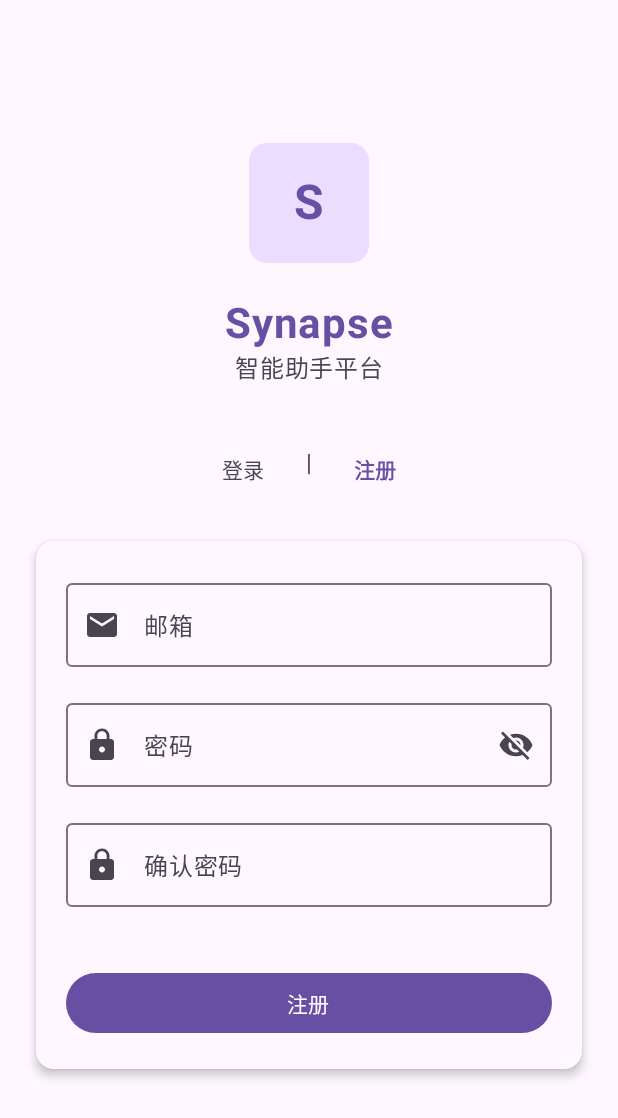
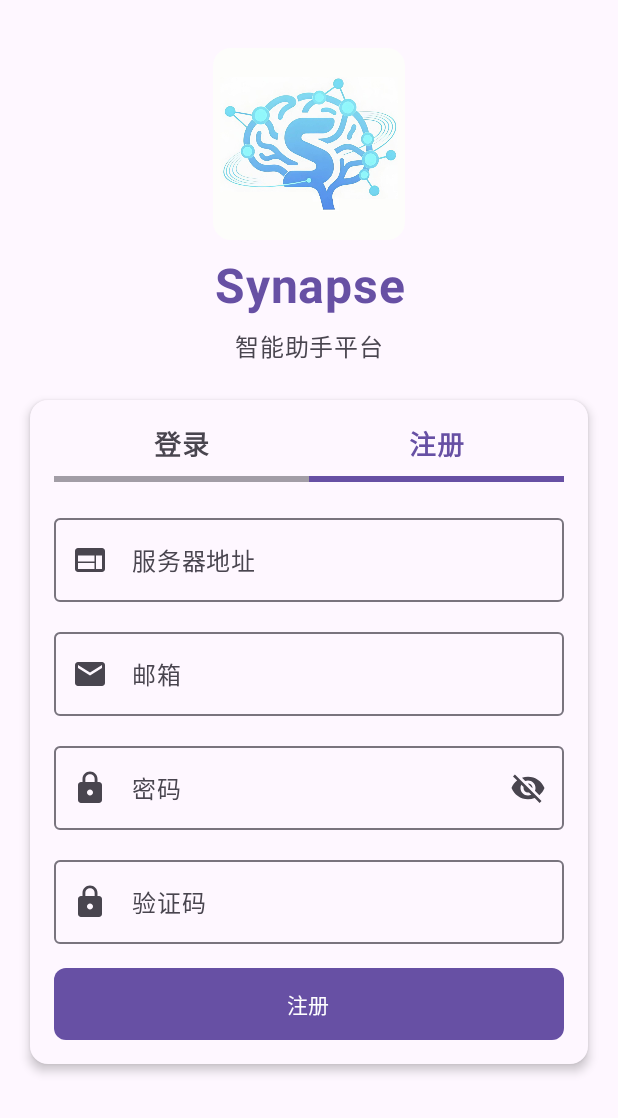
Before and after one commit to Owl23007/synapse-android, an Android app built with Jetpack Compose: the screen it shows after launch (MainActivity), after a tap on "注册", on a phone screen of 412 x 824 dp. Shown: the top 1118 px of the screen. Run offline under Robolectric (Android 15) with nearby library versions, the phone set to English and light mode, and no system bars; our stand-ins replace Dagger/Hilt's generated code.

Commit message:
feat(ui/auth): 优化认证界面UI，添加服务器地址输入和预览支持

```diff
--- a/app/build.gradle.kts
+++ b/app/build.gradle.kts
@@ -72,6 +72,8 @@ dependencies {
     implementation(libs.navigation.compose)
 
     implementation(libs.hilt.android)
+    implementation(libs.foundation)
+    implementation(libs.material3)
     ksp(libs.hilt.compiler)
 
     // Compose
--- a/app/src/main/kotlin/top/contins/synapse/ui/screens/AuthScreen.kt
+++ b/app/src/main/kotlin/top/contins/synapse/ui/screens/AuthScreen.kt
@@ -1,26 +1,36 @@
 package top.contins.synapse.ui.screens
 
 import androidx.compose.foundation.Image
+import androidx.compose.foundation.background
+import androidx.compose.foundation.clickable
 import androidx.compose.foundation.layout.*
+import androidx.compose.foundation.rememberScrollState
+import androidx.compose.foundation.shape.RoundedCornerShape
 import androidx.compose.foundation.text.KeyboardOptions
+import androidx.compose.foundation.verticalScroll
 import androidx.compose.material.icons.Icons
 import androidx.compose.material.icons.filled.Email
 import androidx.compose.material.icons.filled.Lock
 import androidx.compose.material.icons.filled.Visibility
 import androidx.compose.material.icons.filled.VisibilityOff
+import androidx.compose.material.icons.filled.Web
 import androidx.compose.material3.*
+import androidx.compose.material3.Text
 import androidx.compose.runtime.*
 import androidx.compose.ui.Alignment
 import androidx.compose.ui.Modifier
-import androidx.compose.ui.graphics.Color
+import androidx.compose.ui.draw.clip
 import androidx.compose.ui.res.painterResource
 import androidx.compose.ui.text.font.FontWeight
 import androidx.compose.ui.text.input.KeyboardType
 import androidx.compose.ui.text.input.PasswordVisualTransformation
 import androidx.compose.ui.text.input.VisualTransformation
 import androidx.compose.ui.text.style.TextAlign
+import androidx.compose.ui.tooling.preview.Preview
 import androidx.compose.ui.unit.dp
 import androidx.compose.ui.unit.sp
+
+import top.contins.synapse.R
 
 /**
  * 认证屏幕
@@ -28,250 +38,252 @@ import androidx.compose.ui.unit.sp
  */
 @OptIn(ExperimentalMaterial3Api::class)
 @Composable
+@Preview
 fun AuthScreen(
-    onLoginSuccess: () -> Unit
+    onLoginSuccess: () -> Unit = {}
 ) {
     var isLoginMode by remember { mutableStateOf(true) }
+    var serverIp by remember { mutableStateOf("") }
     var email by remember { mutableStateOf("") }
     var password by remember { mutableStateOf("") }
-    var confirmPassword by remember { mutableStateOf("") }
+    var captchaCode by remember { mutableStateOf("") }
     var passwordVisible by remember { mutableStateOf(false) }
     var isLoading by remember { mutableStateOf(false) }
     var errorMessage by remember { mutableStateOf("") }
 
+    // 使用 Scaffold + TopAppBar，使 header 固定
+    Scaffold(
+        topBar = {
+            CenterAlignedTopAppBar(
+                modifier = Modifier
+                    .fillMaxWidth()
+                    .padding(bottom = 0.dp, top = 32.dp)
+                    .height(128.dp),
+                title = {
+                    Column(horizontalAlignment = Alignment.CenterHorizontally) {
+                        // 小 logo
+                        // 替换原有 Card+Image 部分为：
+                        Image(
+                            painter = painterResource(id = R.drawable.logo),
+                            contentDescription = "App Logo",
+                            modifier = Modifier
+                                .size(128.dp)
+                                .clip(RoundedCornerShape(12.dp)) // 圆角
+                        )
+                    }
+                }
+            )
+        }
+    ) { innerPadding ->
+        // 内容区支持滚动，避免输入法遮挡
         Column(
             modifier = Modifier
                 .fillMaxSize()
-            .padding(24.dp),
-        horizontalAlignment = Alignment.CenterHorizontally,
-        verticalArrangement = Arrangement.Center
+                .padding(innerPadding)
+                .padding(start = 20.dp, end = 20.dp, top = 0.dp)
+                .verticalScroll(rememberScrollState()),
+            horizontalAlignment = Alignment.CenterHorizontally
         ) {
-        // Logo 区域
-        Card(
-            modifier = Modifier.size(80.dp),
-            colors = CardDefaults.cardColors(
-                containerColor = MaterialTheme.colorScheme.primaryContainer
-            )
-        ) {
-            Box(
-                modifier = Modifier.fillMaxSize(),
-                contentAlignment = Alignment.Center
-            ) {
+            Spacer(modifier = Modifier.height(12.dp))
             Text(
-                    text = "S",
+                text = "Synapse",
+                color = MaterialTheme.colorScheme.primary,
                 fontSize = 32.sp,
                 fontWeight = FontWeight.Bold,
-                    color = MaterialTheme.colorScheme.primary
-                )
-            }
-        }
-
-        Spacer(modifier = Modifier.height(24.dp))
-
-        // 标题
-        Text(
-            text = "Synapse",
-            fontSize = 28.sp,
-            fontWeight = FontWeight.Bold,
-            color = MaterialTheme.colorScheme.primary
+                textAlign = TextAlign.Center,
+                modifier = Modifier.padding(bottom = 8.dp)
             )
 
             Text(
                 text = "智能助手平台",
                 fontSize = 16.sp,
                 color = MaterialTheme.colorScheme.onSurfaceVariant,
-            modifier = Modifier.padding(bottom = 32.dp)
+                modifier = Modifier.padding(bottom = 8.dp)
             )
 
+
+            Spacer(modifier = Modifier.height(16.dp))
+
+            // 表单 Card，保持之前布局但允许 scroll
+            Card(
+                modifier = Modifier.fillMaxWidth(),
+                colors = CardDefaults.cardColors(containerColor = MaterialTheme.colorScheme.surface),
+                elevation = CardDefaults.cardElevation(defaultElevation = 4.dp)
+            ) {
                 // 模式切换
                 Row(
-            modifier = Modifier.fillMaxWidth(),
+                    modifier = Modifier
+                        .fillMaxWidth()
+                        .padding(horizontal = 16.dp)
+                        .padding(top = 8.dp),
                     horizontalArrangement = Arrangement.Center
                 ) {
-            TextButton(
-                onClick = { isLoginMode = true },
-                colors = ButtonDefaults.textButtonColors(
-                    contentColor = if (isLoginMode) MaterialTheme.colorScheme.primary
-                                  else MaterialTheme.colorScheme.onSurfaceVariant
-                )
-            ) {
+                    Box(modifier = Modifier.weight(1f)) {
                         Text(
                             text = "登录",
-                    fontWeight = if (isLoginMode) FontWeight.Bold else FontWeight.Normal
+                            fontSize = 18.sp,
+                            fontWeight = FontWeight.Bold,
+                            color = if (isLoginMode) MaterialTheme.colorScheme.primary else MaterialTheme.colorScheme.onSurfaceVariant,
+                            modifier = Modifier
+                                .padding(vertical = 8.dp)
+                                .clickable { isLoginMode = true }
+                                .fillMaxWidth()
+                                .wrapContentWidth(Alignment.CenterHorizontally)
                         )
                     }
 
-            Text(
-                text = " | ",
-                color = MaterialTheme.colorScheme.onSurfaceVariant,
-                modifier = Modifier.padding(horizontal = 8.dp, vertical = 8.dp)
-            )
-
-            TextButton(
-                onClick = { isLoginMode = false },
-                colors = ButtonDefaults.textButtonColors(
-                    contentColor = if (!isLoginMode) MaterialTheme.colorScheme.primary
-                                  else MaterialTheme.colorScheme.onSurfaceVariant
-                )
-            ) {
+                    Box(modifier = Modifier.weight(1f)) {
                         Text(
                             text = "注册",
-                    fontWeight = if (!isLoginMode) FontWeight.Bold else FontWeight.Normal
+                            fontSize = 18.sp,
+                            fontWeight = FontWeight.Bold,
+                            color = if (!isLoginMode) MaterialTheme.colorScheme.primary else MaterialTheme.colorScheme.onSurfaceVariant,
+                            modifier = Modifier
+                                .padding(vertical = 8.dp)
+                                .clickable { isLoginMode = false }
+                                .fillMaxWidth()
+                                .wrapContentWidth(Alignment.CenterHorizontally)
                         )
                     }
                 }
 
-        Spacer(modifier = Modifier.height(24.dp))
-
-        // 表单
-        Card(
-            modifier = Modifier.fillMaxWidth(),
-            colors = CardDefaults.cardColors(
-                containerColor = MaterialTheme.colorScheme.surface
-            ),
-            elevation = CardDefaults.cardElevation(defaultElevation = 4.dp)
+                // 滑块指示器
+                Box(
+                    modifier = Modifier
+                        .fillMaxWidth()
+                        .padding(horizontal = 16.dp)
+                        .height(4.dp)
                 ) {
-            Column(
-                modifier = Modifier.padding(20.dp),
-                verticalArrangement = Arrangement.spacedBy(16.dp)
-            ) {
-                // 邮箱输入
-                OutlinedTextField(
-                    value = email,
-                    onValueChange = {
-                        email = it
-                        errorMessage = ""
-                    },
-                    label = { Text("邮箱") },
-                    leadingIcon = {
-                        Icon(Icons.Default.Email, contentDescription = "邮箱")
-                    },
-                    keyboardOptions = KeyboardOptions(keyboardType = KeyboardType.Email),
-                    modifier = Modifier.fillMaxWidth(),
-                    singleLine = true
+                    Box(
+                        modifier = Modifier
+                            .fillMaxWidth()
+                            .height(4.dp)
+                            .background(MaterialTheme.colorScheme.onSurfaceVariant.copy(alpha = 0.5f))
                     )
 
-                // 密码输入
-                OutlinedTextField(
-                    value = password,
-                    onValueChange = {
-                        password = it
-                        errorMessage = ""
-                    },
-                    label = { Text("密码") },
-                    leadingIcon = {
-                        Icon(Icons.Default.Lock, contentDescription = "密码")
-                    },
-                    trailingIcon = {
-                        IconButton(onClick = { passwordVisible = !passwordVisible }) {
-                            Icon(
-                                imageVector = if (passwordVisible) Icons.Default.Visibility
-                                             else Icons.Default.VisibilityOff,
-                                contentDescription = if (passwordVisible) "隐藏密码" else "显示密码"
-                            )
-                        }
-                    },
-                    visualTransformation = if (passwordVisible) VisualTransformation.None
-                                         else PasswordVisualTransformation(),
-                    keyboardOptions = KeyboardOptions(keyboardType = KeyboardType.Password),
-                    modifier = Modifier.fillMaxWidth(),
-                    singleLine = true
-                )
-
-                // 确认密码（仅注册模式）
-                if (!isLoginMode) {
-                    OutlinedTextField(
-                        value = confirmPassword,
-                        onValueChange = {
-                            confirmPassword = it
-                            errorMessage = ""
-                        },
-                        label = { Text("确认密码") },
-                        leadingIcon = {
-                            Icon(Icons.Default.Lock, contentDescription = "确认密码")
-                        },
-                        visualTransformation = PasswordVisualTransformation(),
-                        keyboardOptions = KeyboardOptions(keyboardType = KeyboardType.Password),
-                        modifier = Modifier.fillMaxWidth(),
-                        singleLine = true
+                    Box(
+                        modifier = Modifier
+                            .fillMaxWidth(0.5f)
+                            .height(4.dp)
+                            .background(MaterialTheme.colorScheme.primary)
+                            .align(if (isLoginMode) Alignment.CenterStart else Alignment.CenterEnd)
                     )
                 }
 
-                // 错误消息
-                if (errorMessage.isNotEmpty()) {
-                    Text(
-                        text = errorMessage,
-                        color = MaterialTheme.colorScheme.error,
-                        fontSize = 14.sp,
-                        textAlign = TextAlign.Center,
+                Column(
+                    modifier = Modifier
+                        .fillMaxWidth()
+                        .padding(16.dp)
+                ) {
+
+                    OutlinedTextField(
+                        value = serverIp,
+                        onValueChange = { serverIp = it },
+                        label = { Text("服务器地址") },
+                        singleLine = true,
+                        leadingIcon = { Icon(Icons.Default.Web, contentDescription = null) },
+                        keyboardOptions = KeyboardOptions(keyboardType = KeyboardType.Uri),
+                        modifier = Modifier.fillMaxWidth()
+                    )
+
+                    Spacer(modifier = Modifier.height(12.dp))
+
+                    OutlinedTextField(
+                        value = email,
+                        onValueChange = { email = it },
+                        label = { Text("邮箱") },
+                        singleLine = true,
+                        leadingIcon = { Icon(Icons.Default.Email, contentDescription = null) },
+                        keyboardOptions = KeyboardOptions(keyboardType = KeyboardType.Email),
+                        modifier = Modifier.fillMaxWidth()
+                    )
+
+                    Spacer(modifier = Modifier.height(12.dp))
+
+                    OutlinedTextField(
+                        value = password,
+                        onValueChange = { password = it },
+                        label = { Text("密码") },
+                        singleLine = true,
+                        leadingIcon = { Icon(Icons.Default.Lock, contentDescription = null) },
+                        trailingIcon = {
+                            Icon(
+                                imageVector = if (passwordVisible) Icons.Default.Visibility else Icons.Default.VisibilityOff,
+                                contentDescription = null,
+                                modifier = Modifier.clickable { passwordVisible = !passwordVisible }
+                            )
+                        },
+                        visualTransformation = if (passwordVisible) VisualTransformation.None else PasswordVisualTransformation(),
+                        keyboardOptions = KeyboardOptions(keyboardType = KeyboardType.Password),
+                        modifier = Modifier.fillMaxWidth()
+                    )
+
+                    if (!isLoginMode) {
+                        Spacer(modifier = Modifier.height(12.dp))
+                        OutlinedTextField(
+                            value = captchaCode,
+                            onValueChange = { captchaCode = it }, // 同上
+                            label = { Text("验证码") },
+                            singleLine = true,
+                            leadingIcon = { Icon(Icons.Default.Lock, contentDescription = null) },
+                            visualTransformation = VisualTransformation.None,
+                            keyboardOptions = KeyboardOptions(keyboardType = KeyboardType.Unspecified),
                             modifier = Modifier.fillMaxWidth()
                         )
                     }
 
+
+                    if (errorMessage.isNotBlank()) {
                         Spacer(modifier = Modifier.height(8.dp))
+                        Text(
+                            text = errorMessage,
+                            color = MaterialTheme.colorScheme.error,
+                            style = MaterialTheme.typography.bodySmall,
+                            modifier = Modifier.fillMaxWidth(),
+                            textAlign = TextAlign.Center
+                        )
+                    }
 
-                // 主要操作按钮
+                    Spacer(modifier = Modifier.height(16.dp))
+
                     Button(
                         onClick = {
-                        // 表单验证
-                        when {
-                            email.isEmpty() -> errorMessage = "请输入邮箱"
-                            password.isEmpty() -> errorMessage = "请输入密码"
-                            !isLoginMode && confirmPassword.isEmpty() -> errorMessage = "请确认密码"
-                            !isLoginMode && password != confirmPassword -> errorMessage = "两次输入的密码不一致"
-                            !email.contains("@") -> errorMessage = "请输入有效的邮箱地址"
-                            password.length < 6 -> errorMessage = "密码长度至少6位"
-                            else -> {
-                                // 模拟登录/注册过程
+                            errorMessage = ""
+                            if (email.isBlank() || password.isBlank()) {
+                                errorMessage = "请输入邮箱和密码"
+                                return@Button
+                            }
+                            if (!isLoginMode && password != captchaCode) {
+                                errorMessage = "两次输入的密码不一致"
+                                return@Button
+                            }
+
                             isLoading = true
-                                // 这里可以添加实际的认证逻辑
-                                // 暂时直接成功
+                            // 这里应调用真实的网络/认证逻辑；预览/本地示例中直接模拟成功
+                            // 模拟结束
+                            isLoading = false
                             onLoginSuccess()
-                            }
-                        }
                         },
-                    modifier = Modifier.fillMaxWidth(),
-                    enabled = !isLoading
+                        modifier = Modifier
+                            .fillMaxWidth()
+                            .height(48.dp),
+                        enabled = !isLoading,
+                        shape = RoundedCornerShape(8.dp)
                     ) {
                         if (isLoading) {
                             CircularProgressIndicator(
                                 modifier = Modifier.size(20.dp),
-                            color = MaterialTheme.colorScheme.onPrimary
+                                strokeWidth = 2.dp
                             )
                         } else {
-                        Text(if (isLoginMode) "登录" else "注册")
+                            Text(text = if (isLoginMode) "登录" else "注册")
                         }
                     }
 
-                // 快速登录（仅登录模式）
-                if (isLoginMode) {
-                    OutlinedButton(
-                        onClick = {
-                            // 快速登录，跳过验证
-                            onLoginSuccess()
-                        },
-                        modifier = Modifier.fillMaxWidth()
-                    ) {
-                        Text("快速体验")
+                }
+            }
+
+            Spacer(modifier = Modifier.height(24.dp))
         }
     }
 }
-        }
-
-        Spacer(modifier = Modifier.height(16.dp))
-
-        // 忘记密码（仅登录模式）
-        if (isLoginMode) {
-            TextButton(
-                onClick = {
-                    // TODO: 实现忘记密码功能
-                }
-            ) {
-                Text(
-                    text = "忘记密码？",
-                    color = MaterialTheme.colorScheme.primary
-                )
-            }
-        }
-    }
-}
--- a/app/src/main/kotlin/top/contins/synapse/ui/screens/MainScreen.kt
+++ b/app/src/main/kotlin/top/contins/synapse/ui/screens/MainScreen.kt
@@ -2,6 +2,7 @@ package top.contins.synapse.ui.screens
 
 import androidx.compose.runtime.Composable
 import androidx.compose.ui.Modifier
+import androidx.compose.ui.tooling.preview.Preview
 import androidx.navigation.compose.NavHost
 import androidx.navigation.compose.composable
 import androidx.navigation.compose.rememberNavController
@@ -11,6 +12,7 @@ import androidx.navigation.compose.rememberNavController
  * 管理应用内的导航逻辑
  */
 @Composable
+@Preview
 fun MainScreen(
     modifier: Modifier = Modifier
 ) {
--- a/app/src/main/kotlin/top/contins/synapse/ui/screens/SplashScreen.kt
+++ b/app/src/main/kotlin/top/contins/synapse/ui/screens/SplashScreen.kt
@@ -48,7 +48,7 @@ fun SplashScreen(
 ) {
     // 模拟启动检查逻辑
     LaunchedEffect(Unit) {
-        delay(2000) // 模拟启动时间
+        delay(1000) // 模拟启动时间
         if (isUserLoggedIn) {
             onNavigateToMain()
         } else {
--- a/app/src/main/kotlin/top/contins/synapse/ui/theme/Color.kt
+++ b/app/src/main/kotlin/top/contins/synapse/ui/theme/Color.kt
@@ -10,10 +10,12 @@ val Purple40 = Color(0xFF6650a4)
 val PurpleGrey40 = Color(0xFF625b71)
 val Pink40 = Color(0xFF7D5260)
 
+val SynapsePrimaryContainer = Color(0xFFE1F5FE)
+
 // Synapse 主题色彩
-val SynapsePrimary = Color(0xFF6366F1)
-val SynapseSecondary = Color(0xFF8B5CF6)
-val SynapseAccent = Color(0xFF06B6D4)
+val SynapsePrimary = Color(0xFF64B5F6)
+val SynapseSecondary = Color(0xFF4FC3F7)
+val SynapseAccent = Color(0xFF4DD0E1)
 val SynapseBackground = Color(0xFFFAFAFA)
 val SynapseSurface = Color(0xFFFFFFFF)
 val SynapseOnPrimary = Color(0xFFFFFFFF)
@@ -22,7 +24,7 @@ val SynapseOnBackground = Color(0xFF1C1B1F)
 val SynapseOnSurface = Color(0xFF1C1B1F)
 
 // 聊天气泡颜色
-val UserMessageBackground = Color(0xFF6366F1)
+val UserMessageBackground = Color(0xFF64B5F6)
 val UserMessageText = Color(0xFFFFFFFF)
 val AssistantMessageBackground = Color(0xFFF3F4F6)
 val AssistantMessageText = Color(0xFF374151)
--- a/app/src/main/kotlin/top/contins/synapse/ui/theme/SynapseTheme.kt
+++ b/app/src/main/kotlin/top/contins/synapse/ui/theme/SynapseTheme.kt
@@ -16,13 +16,14 @@ import androidx.compose.ui.platform.LocalView
 import androidx.core.view.WindowCompat
 
 private val DarkColorScheme = darkColorScheme(
-    primary = Purple80,
-    secondary = PurpleGrey80,
-    tertiary = Pink80
+    primary = SynapsePrimary,
+    secondary = SynapseSecondary,
+    tertiary = SynapseAccent
 )
 
 private val LightColorScheme = lightColorScheme(
     primary = SynapsePrimary,
+    primaryContainer = SynapsePrimaryContainer, // 显式设置
     secondary = SynapseSecondary,
     tertiary = SynapseAccent,
     background = SynapseBackground,
--- a/gradle/libs.versions.toml
+++ b/gradle/libs.versions.toml
@@ -12,6 +12,8 @@ activity-compose = "1.10.1"
 hilt = "2.57.1"
 navigation-compose = "2.8.5"
 ksp = "2.2.10-2.0.2"
+foundation = "1.9.0"
+material3 = "1.3.2"
 
 [libraries]
 junit = { group = "junit", name = "junit", version.ref = "junit" }
@@ -43,6 +45,8 @@ hilt-compiler = { group = "com.google.dagger", name = "hilt-compiler", version.r
 
 # Navigation
 navigation-compose = { group = "androidx.navigation", name = "navigation-compose", version.ref = "navigation-compose" }
+foundation = { group = "androidx.compose.foundation", name = "foundation", version.ref = "foundation" }
+material3 = { group = "androidx.compose.material3", name = "material3", version.ref = "material3" }
 
 [bundles]
 compose = ["compose-ui", "compose-ui-tooling-preview", "compose-material3", "compose-material-icons-extended", "compose-runtime-livedata"]
```
Also changed, not shown: app/src/main/res/drawable/logo.png (added). Lines whose indentation alone changed are shown as unchanged.
